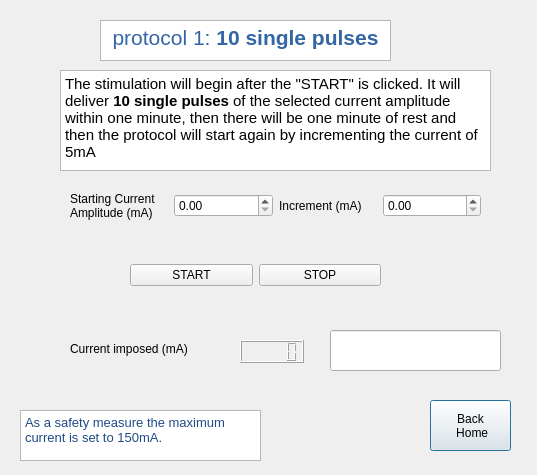
The window that _Stimulation/stimulation_GUI/protocol1.ui (annasparapani/MScThesis_tSCS) describes before a commit, drawn with Qt 5.
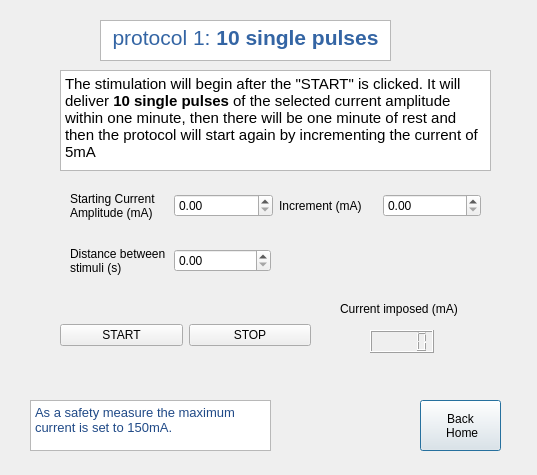
The same window after the commit.

Commit message:
Added stimulation code for all protocols
- added stimulation code in stimulation thread for all protocols
- added some more interactions in GUI

The edit to the form file:
```diff
--- a/_Stimulation/stimulation_GUI/protocol1.ui
+++ b/_Stimulation/stimulation_GUI/protocol1.ui
@@ -33,7 +33,7 @@
   <widget class="QPushButton" name="Button_Home">
    <property name="geometry">
     <rect>
-     <x>430</x>
+     <x>420</x>
      <y>400</y>
      <width>81</width>
      <height>51</height>
@@ -47,8 +47,8 @@
   <widget class="QTextBrowser" name="Text_Note">
    <property name="geometry">
     <rect>
-     <x>20</x>
-     <y>410</y>
+     <x>30</x>
+     <y>400</y>
      <width>241</width>
      <height>51</height>
     </rect>
@@ -81,8 +81,8 @@
   <widget class="QWidget" name="layoutWidget">
    <property name="geometry">
     <rect>
-     <x>130</x>
-     <y>240</y>
+     <x>60</x>
+     <y>300</y>
      <width>251</width>
      <height>71</height>
     </rect>
@@ -107,8 +107,8 @@
   <widget class="QLabel" name="Label_currentImposed">
    <property name="geometry">
     <rect>
-     <x>70</x>
-     <y>340</y>
+     <x>340</x>
+     <y>300</y>
      <width>161</width>
      <height>17</height>
     </rect>
@@ -120,8 +120,8 @@
   <widget class="QLCDNumber" name="LCD_Current">
    <property name="geometry">
     <rect>
-     <x>240</x>
-     <y>340</y>
+     <x>370</x>
+     <y>330</y>
      <width>64</width>
      <height>23</height>
     </rect>
@@ -160,21 +160,28 @@
     </item>
    </layout>
   </widget>
-  <widget class="QLineEdit" name="lineEdit_StimState">
+  <widget class="QWidget" name="">
    <property name="geometry">
     <rect>
-     <x>330</x>
-     <y>330</y>
-     <width>171</width>
+     <x>70</x>
+     <y>240</y>
+     <width>201</width>
      <height>41</height>
     </rect>
    </property>
-   <property name="font">
-    <font>
-     <family>Laksaman</family>
-     <pointsize>15</pointsize>
-    </font>
-   </property>
+   <layout class="QHBoxLayout" name="horizontalLayout_3">
+    <item>
+     <widget class="QLabel" name="Label_ISD">
+      <property name="text">
+       <string>Distance between
+stimuli (s)</string>
+      </property>
+     </widget>
+    </item>
+    <item>
+     <widget class="QDoubleSpinBox" name="SpinBox_ISD"/>
+    </item>
+   </layout>
   </widget>
  </widget>
  <resources/>
```
The commit also changes 12 other files.
